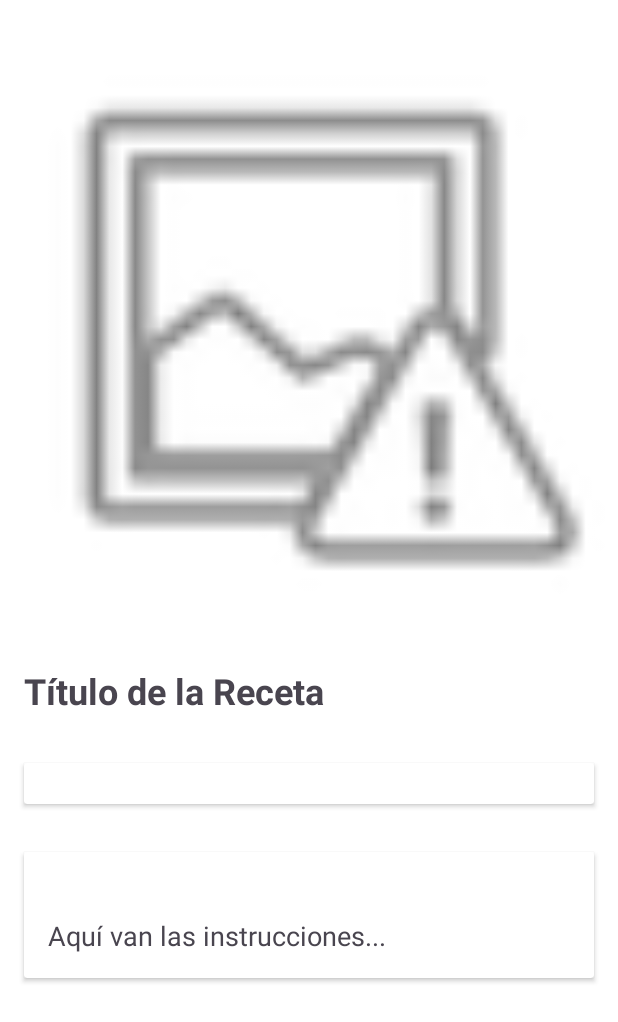
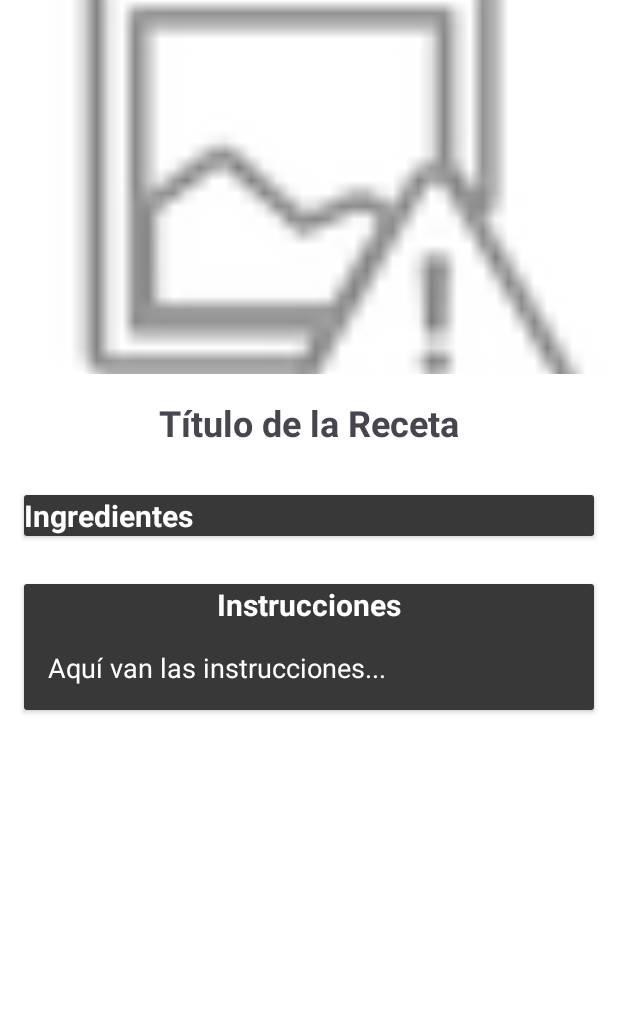
Before and after one commit to m4tig11/Proyecto_recetas, an Android app: the layout activity_detalles_receta.xml on its own in the app's theme, with its tools: preview values and no code run, on a phone screen of 412 x 824 dp. Shown: the top 1022 px of the screen. Run offline under Robolectric (Android 15) with nearby library versions, the phone set to English and light mode, and no system bars; network calls fail.

Commit message:
24/04 Agregue titulo e imagen a detalle

```diff
--- a/app/src/main/java/com/example/recetasapp/DetallesRecetaActivity.kt
+++ b/app/src/main/java/com/example/recetasapp/DetallesRecetaActivity.kt
@@ -1,8 +1,10 @@
 package com.example.recetasapp
 import android.os.Bundle
+import android.widget.ImageView
 import android.widget.TextView
 import androidx.appcompat.app.AppCompatActivity
 import com.google.gson.Gson
+import com.squareup.picasso.Picasso
 import kotlinx.coroutines.Dispatchers
 import kotlinx.coroutines.GlobalScope
 import kotlinx.coroutines.launch
@@ -18,6 +20,10 @@ class DetallesRecetaActivity : AppCompatActivity() {
 
         // Obtener el ID de la receta pasado desde MainActivity usando intent.extras
         val recipeId = intent.getIntExtra("recipe_id", -1)
+        val recipeImage = intent.getStringExtra("recipe_image")
+        val recipeTitle = intent.getStringExtra("recipe_title")
+        findViewById<TextView>(R.id.textViewTituloReceta).text = recipeTitle
+        Picasso.get().load(recipeImage).into(findViewById<ImageView>(R.id.imageViewReceta))
 
         // Realizar la solicitud para obtener los pasos de la receta
         GlobalScope.launch(Dispatchers.IO) {
@@ -28,6 +34,7 @@ class DetallesRecetaActivity : AppCompatActivity() {
                 // Procesar y mostrar los pasos de la receta en la interfaz de usuario
                 runOnUiThread {
                     displayRecipeSteps(response)
+
                 }
             } catch (e: Exception) {
                 println("Error al obtener los pasos de la receta: ${e.message}")
@@ -36,6 +43,7 @@ class DetallesRecetaActivity : AppCompatActivity() {
     }
 
     private fun displayRecipeSteps(stepsResponse: Array<RecipeInstructionsResponse>) {
+
         // Si la respuesta contiene datos y pasos
         if (stepsResponse.isNotEmpty()) {
             val steps = stepsResponse[0].steps
--- a/app/src/main/java/com/example/recetasapp/MainActivity.kt
+++ b/app/src/main/java/com/example/recetasapp/MainActivity.kt
@@ -47,6 +47,8 @@ class MainActivity : AppCompatActivity() {
                             // Al hacer clic en la tarjeta, abrir la nueva actividad con los detalles de la receta
                             val intent = Intent(this@MainActivity, DetallesRecetaActivity::class.java)
                             intent.putExtra("recipe_id", recipe.id)
+                            intent.putExtra("recipe_image", recipe.image)
+                            intent.putExtra("recipe_title", recipe.title)
                             startActivity(intent)
                         }
                         findViewById<LinearLayout>(R.id.contenedorTarjetas).addView(cardView)
--- a/app/src/main/res/layout/activity_detalles_receta.xml
+++ b/app/src/main/res/layout/activity_detalles_receta.xml
@@ -7,31 +7,35 @@
     android:layout_height="match_parent"
     android:background="#FFFFFF">
 
+
     <RelativeLayout
         android:layout_width="match_parent"
         android:layout_height="wrap_content">
+
 
         <!-- ImageView para la imagen de la receta -->
         <ImageView
             android:id="@+id/imageViewReceta"
             android:layout_width="match_parent"
-            android:layout_height="wrap_content"
+            android:layout_height="249dp"
+            android:adjustViewBounds="true"
             android:scaleType="centerCrop"
-            android:adjustViewBounds="true"
-            android:src="@android:drawable/ic_menu_report_image"
-            android:layout_marginTop="16dp" />
+            android:src="@android:drawable/ic_menu_report_image" />
 
 
         <!-- TextView para el título de la receta -->
         <TextView
             android:id="@+id/textViewTituloReceta"
+
             android:layout_width="match_parent"
             android:layout_height="wrap_content"
+            android:layout_below="@id/imageViewReceta"
+            android:padding="16dp"
             android:text="Título de la Receta"
+            android:gravity="center"
             android:textSize="24sp"
             android:textStyle="bold"
-            android:padding="16dp"
-            android:layout_below="@id/imageViewReceta" />
+            android:layout_centerHorizontal="true" />
 
         <!-- Tarjeta para los ingredientes -->
         <androidx.cardview.widget.CardView
@@ -40,26 +44,26 @@
             android:layout_height="wrap_content"
             android:layout_below="@id/textViewTituloReceta"
             android:layout_margin="16dp"
-            android:cardBackgroundColor="#383838"
             android:layout_marginBottom="16dp"
             android:elevation="8dp"
-            android:padding="16dp"
-            android:radius="12dp">
+            android:padding="16dp">
 
             <!-- Contenido de la tarjeta de ingredientes -->
             <!-- Puedes personalizar el contenido aquí, como agregar una lista de ingredientes -->
             <LinearLayout
                 android:layout_width="match_parent"
                 android:layout_height="wrap_content"
+                android:background="#383838"
                 android:orientation="vertical">
 
                 <TextView
                     android:layout_width="wrap_content"
                     android:layout_height="wrap_content"
                     android:text="Ingredientes"
+                    android:gravity="center"
+                    android:textColor="#FFFFFF"
                     android:textSize="20sp"
-                    android:textStyle="bold"
-                    android:textColor="#FFFFFF" />
+                    android:textStyle="bold" />
 
                 <!-- Aquí puedes agregar la lista de ingredientes -->
 
@@ -73,33 +77,36 @@
             android:layout_height="wrap_content"
             android:layout_below="@id/cardViewIngredientes"
             android:layout_margin="16dp"
-            android:cardBackgroundColor="#383838"
             android:elevation="8dp"
-            android:padding="16dp"
-            android:radius="12dp">
+            android:padding="16dp">
 
             <!-- Contenido de la tarjeta de instrucciones -->
             <!-- Puedes personalizar el contenido aquí, como agregar las instrucciones de la receta -->
             <LinearLayout
                 android:layout_width="match_parent"
                 android:layout_height="wrap_content"
+                android:background="#383838"
                 android:orientation="vertical">
 
+
                 <TextView
-                    android:layout_width="wrap_content"
+                    android:layout_width="match_parent"
                     android:layout_height="wrap_content"
+                    android:layout_centerHorizontal="true"
+                    android:gravity="center"
                     android:text="Instrucciones"
+                    android:textColor="#FFFFFF"
                     android:textSize="20sp"
-                    android:textStyle="bold"
-                    android:textColor="#FFFFFF" />
+                    android:textStyle="bold" />
 
                 <TextView
                     android:id="@+id/textViewInstrucciones"
                     android:layout_width="match_parent"
                     android:layout_height="wrap_content"
+                    android:padding="16dp"
                     android:text="Aquí van las instrucciones..."
-                    android:textSize="18sp"
-                    android:padding="16dp"/>
+                    android:textColor="#FFFFFF"
+                    android:textSize="18sp" />
 
             </LinearLayout>
         </androidx.cardview.widget.CardView>
```
Also changed, not shown: 1 other file.
